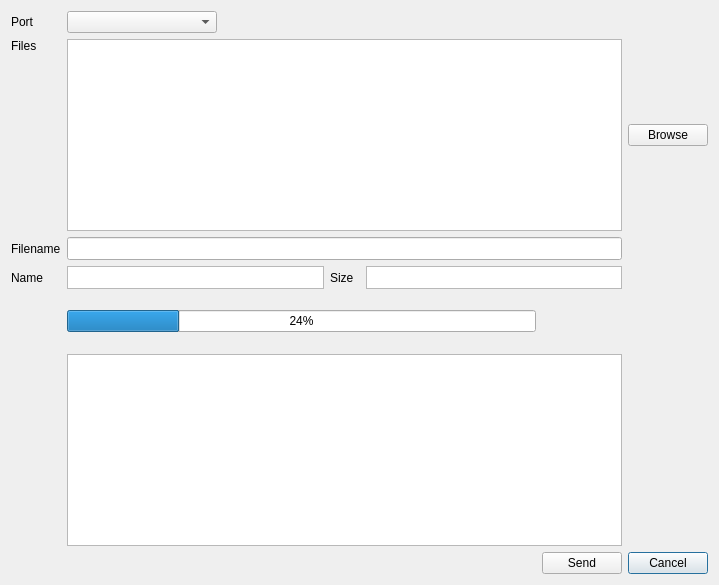
First picture: the form in src/serialdialog.ui, repository xhorizont/eepe, before the edit.
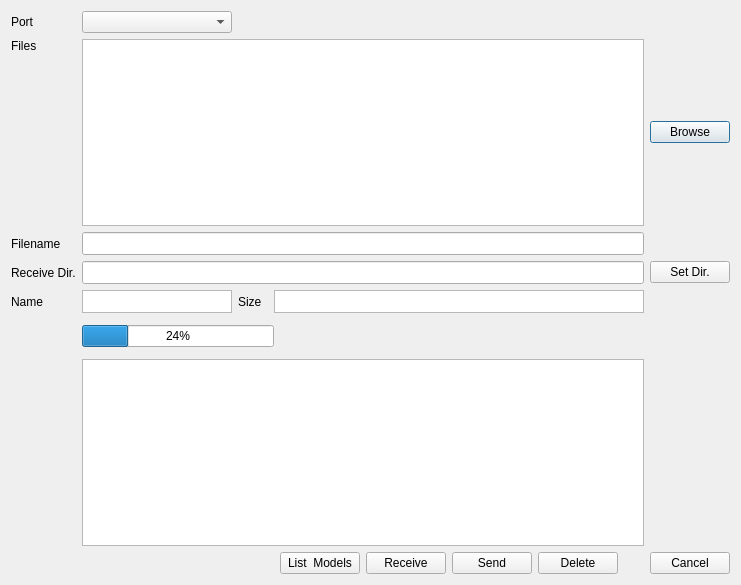
Second picture: the form after the edit. Icons and pictures are not drawn.

What changed in the file:
```diff
--- a/src/serialdialog.ui
+++ b/src/serialdialog.ui
@@ -18,6 +18,13 @@
     <normaloff>:/images/preferences.png</normaloff>:/images/preferences.png</iconset>
   </property>
   <layout class="QGridLayout" name="gridLayout_2">
+   <item row="0" column="0">
+    <widget class="QLabel" name="label">
+     <property name="text">
+      <string>Port</string>
+     </property>
+    </widget>
+   </item>
    <item row="0" column="1">
     <widget class="QComboBox" name="portCB">
      <property name="sizePolicy">
@@ -34,103 +41,109 @@
      </property>
     </widget>
    </item>
-   <item row="0" column="0">
-    <widget class="QLabel" name="label">
+   <item row="1" column="0">
+    <widget class="QLabel" name="label_5">
      <property name="text">
-      <string>Port</string>
+      <string>Files</string>
      </property>
-    </widget>
-   </item>
-   <item row="9" column="1" colspan="4">
-    <spacer name="horizontalSpacer">
-     <property name="orientation">
-      <enum>Qt::Horizontal</enum>
+     <property name="alignment">
+      <set>Qt::AlignLeading|Qt::AlignLeft|Qt::AlignTop</set>
      </property>
-     <property name="sizeHint" stdset="0">
-      <size>
-       <width>40</width>
-       <height>20</height>
-      </size>
-     </property>
-    </spacer>
-   </item>
-   <item row="9" column="6">
-    <widget class="QPushButton" name="cancelButton">
-     <property name="text">
-      <string>Cancel</string>
-     </property>
     </widget>
    </item>
-   <item row="1" column="6">
+   <item row="1" column="1" colspan="9">
+    <widget class="QListWidget" name="fileList"/>
+   </item>
+   <item row="1" column="10">
     <widget class="QPushButton" name="browseButton">
      <property name="text">
       <string>Browse</string>
      </property>
     </widget>
    </item>
-   <item row="4" column="1">
-    <widget class="QTextBrowser" name="Name">
+   <item row="5" column="0">
+    <widget class="QLabel" name="label_2">
+     <property name="text">
+      <string>Filename</string>
+     </property>
+    </widget>
+   </item>
+   <item row="5" column="1" colspan="9">
+    <widget class="QLineEdit" name="FileEdit">
      <property name="minimumSize">
       <size>
        <width>0</width>
        <height>23</height>
       </size>
      </property>
-     <property name="maximumSize">
-      <size>
-       <width>16777215</width>
-       <height>23</height>
-      </size>
-     </property>
-     <property name="verticalScrollBarPolicy">
-      <enum>Qt::ScrollBarAlwaysOff</enum>
-     </property>
-     <property name="horizontalScrollBarPolicy">
-      <enum>Qt::ScrollBarAlwaysOff</enum>
-     </property>
     </widget>
    </item>
-   <item row="4" column="0">
+   <item row="7" column="0">
     <widget class="QLabel" name="label_3">
      <property name="text">
       <string>Name</string>
      </property>
     </widget>
    </item>
-   <item row="4" column="2">
+   <item row="7" column="1">
+    <widget class="QTextBrowser" name="Name">
+     <property name="minimumSize">
+      <size>
+       <width>0</width>
+       <height>23</height>
+      </size>
+     </property>
+     <property name="maximumSize">
+      <size>
+       <width>16777215</width>
+       <height>23</height>
+      </size>
+     </property>
+     <property name="verticalScrollBarPolicy">
+      <enum>Qt::ScrollBarAlwaysOff</enum>
+     </property>
+     <property name="horizontalScrollBarPolicy">
+      <enum>Qt::ScrollBarAlwaysOff</enum>
+     </property>
+    </widget>
+   </item>
+   <item row="7" column="2">
     <widget class="QLabel" name="label_4">
      <property name="text">
       <string>Size</string>
      </property>
     </widget>
    </item>
-   <item row="7" column="1" colspan="4">
+   <item row="7" column="4" colspan="6">
+    <widget class="QTextBrowser" name="size">
+     <property name="minimumSize">
+      <size>
+       <width>0</width>
+       <height>23</height>
+      </size>
+     </property>
+     <property name="maximumSize">
+      <size>
+       <width>16777215</width>
+       <height>23</height>
+      </size>
+     </property>
+     <property name="verticalScrollBarPolicy">
+      <enum>Qt::ScrollBarAlwaysOff</enum>
+     </property>
+     <property name="horizontalScrollBarPolicy">
+      <enum>Qt::ScrollBarAlwaysOff</enum>
+     </property>
+    </widget>
+   </item>
+   <item row="10" column="1" colspan="4">
     <widget class="QProgressBar" name="progressBar">
      <property name="value">
       <number>24</number>
      </property>
     </widget>
    </item>
-   <item row="8" column="1" colspan="5">
-    <widget class="QTextBrowser" name="monitorText"/>
-   </item>
-   <item row="9" column="5">
-    <widget class="QPushButton" name="sendButton">
-     <property name="maximumSize">
-      <size>
-       <width>80</width>
-       <height>16777215</height>
-      </size>
-     </property>
-     <property name="layoutDirection">
-      <enum>Qt::LeftToRight</enum>
-     </property>
-     <property name="text">
-      <string>Send</string>
-     </property>
-    </widget>
-   </item>
-   <item row="7" column="5">
+   <item row="10" column="9">
     <spacer name="verticalSpacer">
      <property name="orientation">
       <enum>Qt::Vertical</enum>
@@ -143,55 +156,105 @@
      </property>
     </spacer>
    </item>
-   <item row="3" column="1" colspan="5">
-    <widget class="QLineEdit" name="FileEdit">
-     <property name="minimumSize">
+   <item row="11" column="1" colspan="9">
+    <widget class="QTextBrowser" name="monitorText"/>
+   </item>
+   <item row="12" column="1" colspan="4">
+    <spacer name="horizontalSpacer">
+     <property name="orientation">
+      <enum>Qt::Horizontal</enum>
+     </property>
+     <property name="sizeHint" stdset="0">
       <size>
-       <width>0</width>
-       <height>23</height>
+       <width>40</width>
+       <height>20</height>
       </size>
      </property>
+    </spacer>
+   </item>
+   <item row="12" column="10">
+    <widget class="QPushButton" name="cancelButton">
+     <property name="text">
+      <string>Cancel</string>
+     </property>
     </widget>
    </item>
-   <item row="1" column="1" colspan="5">
-    <widget class="QListWidget" name="fileList"/>
-   </item>
-   <item row="3" column="0">
-    <widget class="QLabel" name="label_2">
+   <item row="12" column="6">
+    <widget class="QPushButton" name="receiveButton">
+     <property name="maximumSize">
+      <size>
+       <width>80</width>
+       <height>16777215</height>
+      </size>
+     </property>
+     <property name="layoutDirection">
+      <enum>Qt::LeftToRight</enum>
+     </property>
      <property name="text">
-      <string>Filename</string>
+      <string>Receive</string>
      </property>
     </widget>
    </item>
-   <item row="4" column="4" colspan="2">
-    <widget class="QTextBrowser" name="size">
+   <item row="6" column="1" colspan="9">
+    <widget class="QLineEdit" name="receiveDirectory">
      <property name="minimumSize">
       <size>
        <width>0</width>
        <height>23</height>
       </size>
      </property>
+    </widget>
+   </item>
+   <item row="6" column="0">
+    <widget class="QLabel" name="label_6">
+     <property name="text">
+      <string>Receive Dir.</string>
+     </property>
+    </widget>
+   </item>
+   <item row="6" column="10">
+    <widget class="QPushButton" name="setDirButton">
+     <property name="text">
+      <string>Set Dir.</string>
+     </property>
+    </widget>
+   </item>
+   <item row="12" column="5">
+    <widget class="QPushButton" name="listButton">
+     <property name="text">
+      <string>List  Models</string>
+     </property>
+    </widget>
+   </item>
+   <item row="12" column="8">
+    <widget class="QPushButton" name="deleteButton">
      <property name="maximumSize">
       <size>
-       <width>16777215</width>
-       <height>23</height>
+       <width>80</width>
+       <height>16777215</height>
       </size>
      </property>
-     <property name="verticalScrollBarPolicy">
-      <enum>Qt::ScrollBarAlwaysOff</enum>
+     <property name="layoutDirection">
+      <enum>Qt::LeftToRight</enum>
      </property>
-     <property name="horizontalScrollBarPolicy">
-      <enum>Qt::ScrollBarAlwaysOff</enum>
+     <property name="text">
+      <string>Delete</string>
      </property>
     </widget>
    </item>
-   <item row="1" column="0">
-    <widget class="QLabel" name="label_5">
-     <property name="text">
-      <string>Files</string>
+   <item row="12" column="7">
+    <widget class="QPushButton" name="sendButton">
+     <property name="maximumSize">
+      <size>
+       <width>80</width>
+       <height>16777215</height>
+      </size>
      </property>
-     <property name="alignment">
-      <set>Qt::AlignLeading|Qt::AlignLeft|Qt::AlignTop</set>
+     <property name="layoutDirection">
+      <enum>Qt::LeftToRight</enum>
+     </property>
+     <property name="text">
+      <string>Send</string>
      </property>
     </widget>
    </item>
```
